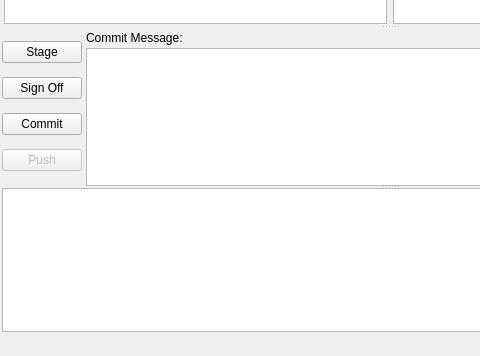
Qt form ui/Window.ui (git-cola/git-cola) before a commit; both pictures show x 0 to 480 and y 156 to 512 of the 780 by 512 pixel window.
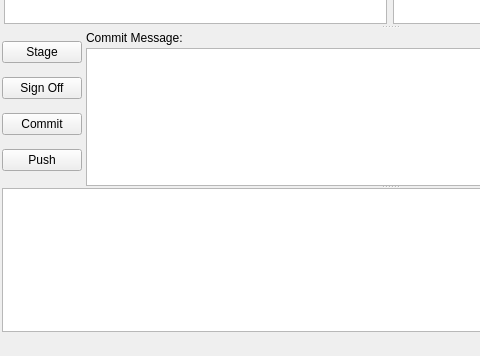
The same form after that commit.

```diff
--- a/ui/Window.ui
+++ b/ui/Window.ui
@@ -224,9 +224,6 @@
            </item>
            <item>
             <widget class="QPushButton" name="pushButton" >
-             <property name="enabled" >
-              <bool>false</bool>
-             </property>
              <property name="text" >
               <string>Push</string>
              </property>
```
